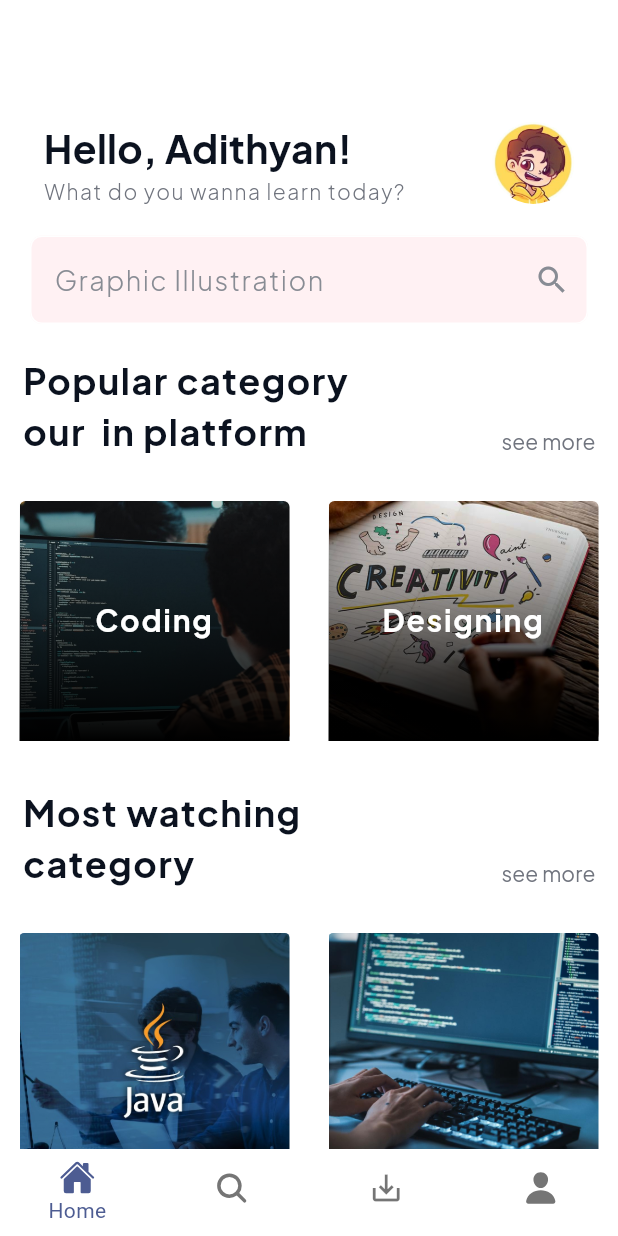
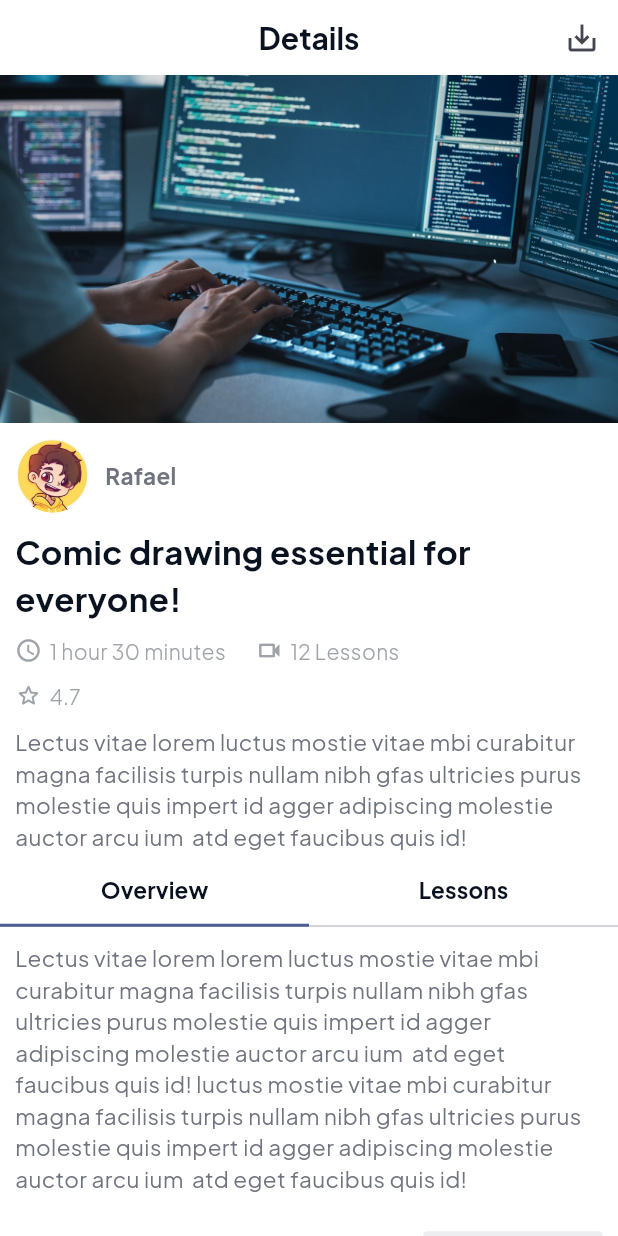
Before and after one commit to adithyanashok/eduzap, a Flutter app: the screen it shows after launch, on a phone screen of 412 x 824 dp. Run offline on Flutter 3.47's test engine with Material 3 defaults, Android fonts, the phone set to English and light mode, and no system bars; our stand-ins replace dots_indicator, google_fonts, ionicons; missing offline and left inert: animated_rating_stars.

Commit message:
course screen done

```diff
--- a/lib/infrastructure/data.dart
+++ b/lib/infrastructure/data.dart
@@ -1,3 +1,4 @@
+import 'package:eduzap/presentation/course/widgets/rating/rating_card.dart';
 import 'package:eduzap/presentation/home/widgets/course_card.dart';
 
 final List<CourseCard> courses = [
@@ -38,3 +39,36 @@ final List<CourseCard> courses = [
     tutorName: 'Nikhil',
   ),
 ];
+
+final List<RatingCard> ratings = [
+  const RatingCard(
+    imageName: "avatar.jpg",
+    name: "Rafael",
+    review:
+        "Lectus vitae lorem lorem luctus mostie vitae mbi curabitur magna facilisis turpis nullam nibh gfas ultricies purus molestie quis impert id agger",
+  ),
+  const RatingCard(
+    imageName: "course1.jpg",
+    name: "James",
+    review:
+        "Lectus vitae lorem lorem luctus mostie vitae mbi curabitur magna facilisis turpis nullam nibh gfas ultricies purus molestie quis impert id agger",
+  ),
+  const RatingCard(
+    imageName: "course2.jpg",
+    name: "Sam",
+    review:
+        "Lectus vitae lorem lorem luctus mostie vitae mbi curabitur magna facilisis turpis nullam nibh gfas ultricies purus molestie quis impert id agger",
+  ),
+  const RatingCard(
+    imageName: "coding.jpg",
+    name: "Sam",
+    review:
+        "Lectus vitae lorem lorem luctus mostie vitae mbi curabitur magna facilisis turpis nullam nibh gfas ultricies purus molestie quis impert id agger",
+  ),
+  const RatingCard(
+    imageName: "course2.jpg",
+    name: "Sam",
+    review:
+        "Lectus vitae lorem lorem luctus mostie vitae mbi curabitur magna facilisis turpis nullam nibh gfas ultricies purus molestie quis impert id agger",
+  ),
+];
--- a/lib/main.dart
+++ b/lib/main.dart
@@ -1,4 +1,5 @@
 import 'package:eduzap/presentation/core/colors.dart';
+import 'package:eduzap/presentation/course/course_screen.dart';
 import 'package:eduzap/presentation/home/home_screen.dart';
 import 'package:eduzap/presentation/main/main_screen.dart';
 import 'package:eduzap/presentation/onboarding/onboarding_screen.dart';
@@ -23,9 +24,13 @@ class MyApp extends StatelessWidget {
         colorScheme: ColorScheme.fromSeed(seedColor: primaryBlue),
         useMaterial3: true,
         scaffoldBackgroundColor: Colors.white,
+        appBarTheme: const AppBarTheme(
+          backgroundColor: Colors.white,
+          elevation: 0,
+        ),
       ),
       debugShowCheckedModeBanner: false,
-      home: MainScreen(),
+      home: const CourseScreen(),
     );
   }
 }
--- /dev/null
+++ b/lib/presentation/course/course_screen.dart
@@ -0,0 +1,35 @@
+import 'package:eduzap/presentation/course/widgets/app_bar.dart';
+import 'package:eduzap/presentation/course/widgets/course_details.dart';
+import 'package:eduzap/presentation/course/widgets/tab_widget.dart';
+import 'package:flutter/material.dart';
+
+class CourseScreen extends StatefulWidget {
+  const CourseScreen({super.key});
+
+  @override
+  State<CourseScreen> createState() => _CourseScreenState();
+}
+
+class _CourseScreenState extends State<CourseScreen> {
+  @override
+  Widget build(BuildContext context) {
+    return DefaultTabController(
+      length: 2,
+      child: Scaffold(
+        appBar: const PreferredSize(
+          preferredSize: Size.fromHeight(50),
+          child: CourseAppBar(),
+        ),
+        body: ListView(
+          children: [
+            Image.asset(
+              'assets/images/course1.jpg',
+            ),
+            const CourseDetails(),
+            const TabWidgets()
+          ],
+        ),
+      ),
+    );
+  }
+}
--- /dev/null
+++ b/lib/presentation/course/widgets/app_bar.dart
@@ -0,0 +1,28 @@
+import 'package:eduzap/presentation/core/colors.dart';
+import 'package:eduzap/presentation/widgets/texts.dart';
+import 'package:flutter/material.dart';
+
+class CourseAppBar extends StatelessWidget {
+  const CourseAppBar({
+    super.key,
+  });
+
+  @override
+  Widget build(BuildContext context) {
+    return AppBar(
+      title: const CustomText(
+        text: "Details",
+        fontSize: 20,
+        color: grey900,
+        fontWeight: FontWeight.bold,
+      ),
+      centerTitle: true,
+      actions: [
+        IconButton(
+          onPressed: () {},
+          icon: const Icon(Icons.save_alt_outlined),
+        )
+      ],
+    );
+  }
+}
--- /dev/null
+++ b/lib/presentation/course/widgets/course_details.dart
@@ -0,0 +1,37 @@
+import 'package:eduzap/presentation/core/colors.dart';
+import 'package:eduzap/presentation/course/widgets/course_overview.dart';
+import 'package:eduzap/presentation/course/widgets/tutor_name.dart';
+import 'package:eduzap/presentation/widgets/texts.dart';
+import 'package:flutter/material.dart';
+
+class CourseDetails extends StatelessWidget {
+  const CourseDetails({
+    super.key,
+  });
+
+  @override
+  Widget build(BuildContext context) {
+    return const Padding(
+      padding: EdgeInsets.only(left: 10),
+      child: Column(
+        children: [
+          TutorName(),
+          CustomText(
+            text: 'Comic drawing essential for everyone!',
+            fontSize: 22,
+            color: grey900,
+            fontWeight: FontWeight.bold,
+          ),
+          CourseOverView(),
+          CustomText(
+            text:
+                '''Lectus vitae lorem luctus mostie vitae mbi curabitur magna facilisis turpis nullam nibh gfas ultricies purus molestie quis impert id agger adipiscing molestie auctor arcu ium  atd eget faucibus quis id!''',
+            fontSize: 15,
+            color: grey500,
+            fontWeight: FontWeight.w400,
+          ),
+        ],
+      ),
+    );
+  }
+}
--- /dev/null
+++ b/lib/presentation/course/widgets/course_overview.dart
@@ -0,0 +1,41 @@
+import 'package:eduzap/presentation/course/widgets/course_overview_text.dart';
+import 'package:flutter/material.dart';
+
+class CourseOverView extends StatelessWidget {
+  const CourseOverView({
+    super.key,
+  });
+
+  @override
+  Widget build(BuildContext context) {
+    return const Padding(
+      padding: EdgeInsets.only(top: 10.0, bottom: 10),
+      child: Row(
+        mainAxisAlignment: MainAxisAlignment.start,
+        crossAxisAlignment: CrossAxisAlignment.start,
+        children: [
+          Column(
+            mainAxisAlignment: MainAxisAlignment.start,
+            crossAxisAlignment: CrossAxisAlignment.start,
+            children: [
+              CourseOverviewText(
+                iconData: Icons.access_time_outlined,
+                text: "1 hour 30 minutes",
+              ),
+              SizedBox(height: 10),
+              CourseOverviewText(
+                iconData: Icons.star_border_rounded,
+                text: '4.7',
+              ),
+            ],
+          ),
+          SizedBox(width: 20),
+          CourseOverviewText(
+            text: "12 Lessons",
+            iconData: Icons.videocam_outlined,
+          ),
+        ],
+      ),
+    );
+  }
+}
--- /dev/null
+++ b/lib/presentation/course/widgets/course_overview_text.dart
@@ -0,0 +1,35 @@
+import 'package:eduzap/presentation/core/colors.dart';
+import 'package:eduzap/presentation/widgets/texts.dart';
+import 'package:flutter/material.dart';
+
+class CourseOverviewText extends StatelessWidget {
+  final IconData iconData;
+  final String text;
+  const CourseOverviewText({
+    super.key,
+    required this.iconData,
+    required this.text,
+  });
+
+  @override
+  Widget build(BuildContext context) {
+    return Row(
+      mainAxisAlignment: MainAxisAlignment.start,
+      crossAxisAlignment: CrossAxisAlignment.center,
+      children: [
+        Icon(
+          iconData,
+          size: 18,
+          color: grey300,
+        ),
+        const SizedBox(width: 5),
+        CustomText(
+          text: text,
+          fontSize: 14,
+          color: grey300,
+          fontWeight: FontWeight.w300,
+        ),
+      ],
+    );
+  }
+}
--- /dev/null
+++ b/lib/presentation/course/widgets/lesson_card.dart
@@ -0,0 +1,37 @@
+import 'package:eduzap/presentation/core/colors.dart';
+import 'package:eduzap/presentation/widgets/texts.dart';
+import 'package:flutter/material.dart';
+
+class LessonCard extends StatelessWidget {
+  const LessonCard({
+    super.key,
+  });
+
+  @override
+  Widget build(BuildContext context) {
+    return const Padding(
+      padding: EdgeInsets.all(15.0),
+      child: Column(
+        crossAxisAlignment: CrossAxisAlignment.start,
+        children: [
+          SizedBox(
+            width: 300,
+            child: CustomText(
+              text: '1. Introduction to cimics drawing course',
+              fontSize: 20,
+              color: grey900,
+              fontWeight: FontWeight.bold,
+            ),
+          ),
+          CustomText(
+            text:
+                'Eu lacus ornare sollicitudin dolor mauris fbib fen dum tritique massa euiod suspe mauris nunc ac felis orcieu soft lectus nibh vulputate urna ut sed neque',
+            fontSize: 14,
+            color: grey500,
+            fontWeight: FontWeight.w400,
+          ),
+        ],
+      ),
+    );
+  }
+}
--- /dev/null
+++ b/lib/presentation/course/widgets/lessons_tab_view.dart
@@ -0,0 +1,23 @@
+import 'package:eduzap/infrastructure/data.dart';
+import 'package:eduzap/presentation/course/widgets/lesson_card.dart';
+import 'package:flutter/material.dart';
+
+class LessonsTabView extends StatelessWidget {
+  const LessonsTabView({
+    super.key,
+  });
+
+  @override
+  Widget build(BuildContext context) {
+    return SizedBox(
+      child: ListView(
+        children: List.generate(
+          courses.length,
+          (index) {
+            return const LessonCard();
+          },
+        ),
+      ),
+    );
+  }
+}
--- /dev/null
+++ b/lib/presentation/course/widgets/rating/rating_card.dart
@@ -0,0 +1,127 @@
+import 'package:animated_rating_stars/animated_rating_stars.dart';
+import 'package:eduzap/presentation/core/colors.dart';
+import 'package:eduzap/presentation/widgets/texts.dart';
+import 'package:flutter/material.dart';
+
+class RatingCard extends StatelessWidget {
+  final String imageName;
+  final String name;
+  final String review;
+  const RatingCard({
+    super.key,
+    required this.imageName,
+    required this.name,
+    required this.review,
+  });
+
+  @override
+  Widget build(BuildContext context) {
+    return Padding(
+      padding: const EdgeInsets.only(bottom: 15.0),
+      child: Row(
+        mainAxisAlignment: MainAxisAlignment.start,
+        crossAxisAlignment: CrossAxisAlignment.start,
+        children: [
+          ClipRRect(
+            borderRadius: BorderRadius.circular(50),
+            child: Image.asset(
+              'assets/images/$imageName',
+              fit: BoxFit.cover,
+              width: 50,
+            ),
+          ),
+          const SizedBox(width: 10),
+          Column(
+            crossAxisAlignment: CrossAxisAlignment.start,
+            children: [
+              RatingCardHeader(name: name),
+              SizedBox(
+                width: 280,
+                child: CustomText(
+                  text: review,
+                  fontSize: 14,
+                  color: grey500,
+                ),
+              )
+            ],
+          )
+        ],
+      ),
+    );
+  }
+}
+
+class RatingCardHeader extends StatelessWidget {
+  final String name;
+  const RatingCardHeader({
+    super.key,
+    required this.name,
+  });
+
+  @override
+  Widget build(BuildContext context) {
+    return SizedBox(
+      width: 280,
+      child: Row(
+        mainAxisAlignment: MainAxisAlignment.spaceBetween,
+        children: [
+          CustomText(
+            text: name,
+            fontSize: 15,
+            color: grey500,
+            fontWeight: FontWeight.bold,
+          ),
+          AnimatedRatingStars(
+            starSize: 12,
+            readOnly: true,
+            initialRating: 5,
+            onChanged: (value) {},
+            customFilledIcon: Icons.star_rate_rounded,
+            customHalfFilledIcon: Icons.star_half_outlined,
+            customEmptyIcon: Icons.star_border_rounded,
+          )
+        ],
+      ),
+    );
+  }
+}
+
+class RatingLabel extends StatelessWidget {
+  const RatingLabel({
+    super.key,
+  });
+
+  @override
+  Widget build(BuildContext context) {
+    return Padding(
+      padding: const EdgeInsets.symmetric(vertical: 25),
+      child: Row(
+        mainAxisAlignment: MainAxisAlignment.spaceBetween,
+        children: [
+          const CustomText(
+            text: "Rating",
+            fontSize: 18,
+            color: grey900,
+            fontWeight: FontWeight.bold,
+          ),
+          Container(
+            width: 120,
+            height: 35,
+            decoration: BoxDecoration(
+              color: grey50,
+              borderRadius: BorderRadius.circular(3),
+            ),
+            child: const Center(
+              child: CustomText(
+                text: 'Add Rating',
+                fontSize: 14,
+                color: grey900,
+                fontWeight: FontWeight.w600,
+              ),
+            ),
+          )
+        ],
+      ),
+    );
+  }
+}
--- /dev/null
+++ b/lib/presentation/course/widgets/tab_bar.dart
@@ -0,0 +1,43 @@
+import 'package:eduzap/infrastructure/data.dart';
+import 'package:eduzap/presentation/core/colors.dart';
+import 'package:eduzap/presentation/course/widgets/rating/rating_card.dart';
+import 'package:eduzap/presentation/widgets/texts.dart';
+import 'package:flutter/material.dart';
+
+class OverViewTabView extends StatelessWidget {
+  const OverViewTabView({
+    super.key,
+  });
+
+  @override
+  Widget build(BuildContext context) {
+    return Container(
+      padding: const EdgeInsets.all(10),
+      child: ListView(
+        children: [
+          const CustomText(
+            text:
+                '''Lectus vitae lorem lorem luctus mostie vitae mbi curabitur magna facilisis turpis nullam nibh gfas ultricies purus molestie quis impert id agger adipiscing molestie auctor arcu ium  atd eget faucibus quis id! luctus mostie vitae mbi curabitur magna facilisis turpis nullam nibh gfas ultricies purus molestie quis impert id agger adipiscing molestie auctor arcu ium  atd eget faucibus quis id!''',
+            fontSize: 15,
+            color: grey500,
+            fontWeight: FontWeight.w400,
+          ),
+          const RatingLabel(),
+          Column(
+            children: List.generate(
+              ratings.length,
+              (index) {
+                final rating = ratings[index];
+                return RatingCard(
+                  imageName: rating.imageName,
+                  name: rating.name,
+                  review: rating.review,
+                );
+              },
+            ),
+          )
+        ],
+      ),
+    );
+  }
+}
--- /dev/null
+++ b/lib/presentation/course/widgets/tab_widget.dart
@@ -0,0 +1,61 @@
+import 'package:eduzap/presentation/core/colors.dart';
+import 'package:eduzap/presentation/course/widgets/lessons_tab_view.dart';
+import 'package:eduzap/presentation/course/widgets/tab_bar.dart';
+import 'package:eduzap/presentation/widgets/texts.dart';
+import 'package:flutter/material.dart';
+
+class TabWidgets extends StatelessWidget {
+  const TabWidgets({
+    super.key,
+  });
+
+  @override
+  Widget build(BuildContext context) {
+    return Column(
+      children: [
+        SizedBox(
+          height: 50,
+          child: AppBar(
+            backgroundColor: Colors.white,
+            surfaceTintColor: Colors.white,
+            bottom: const PreferredSize(
+              preferredSize: Size.fromHeight(50),
+              child: TabBar(
+                indicatorSize: TabBarIndicatorSize.tab,
+                indicatorWeight: 2,
+                tabs: [
+                  Tab(
+                    child: CustomText(
+                      text: "Overview",
+                      fontSize: 15,
+                      color: grey900,
+                      fontWeight: FontWeight.bold,
+                    ),
+                  ),
+                  Tab(
+                    child: CustomText(
+                      text: "Lessons",
+                      fontSize: 15,
+                      color: grey900,
+                      fontWeight: FontWeight.bold,
+                    ),
+                  ),
+                ],
+              ),
+            ),
+          ),
+        ),
+        const SizedBox(
+          height: 621,
+          width: double.infinity,
+          child: TabBarView(
+            children: [
+              OverViewTabView(),
+              LessonsTabView(),
+            ],
+          ),
+        )
+      ],
+    );
+  }
+}
--- /dev/null
+++ b/lib/presentation/course/widgets/tutor_name.dart
@@ -0,0 +1,35 @@
+import 'package:eduzap/presentation/core/colors.dart';
+import 'package:eduzap/presentation/widgets/texts.dart';
+import 'package:flutter/material.dart';
+
+class TutorName extends StatelessWidget {
+  const TutorName({
+    super.key,
+  });
+
+  @override
+  Widget build(BuildContext context) {
+    return Padding(
+      padding: const EdgeInsets.only(top: 10, bottom: 10),
+      child: Row(
+        children: [
+          ClipRRect(
+            borderRadius: BorderRadius.circular(50),
+            child: Image.asset(
+              'assets/images/avatar.jpg',
+              fit: BoxFit.cover,
+              width: 50,
+            ),
+          ),
+          const SizedBox(width: 10),
+          const CustomText(
+            text: 'Rafael',
+            fontSize: 15,
+            color: grey500,
+            fontWeight: FontWeight.bold,
+          )
+        ],
+      ),
+    );
+  }
+}
```
